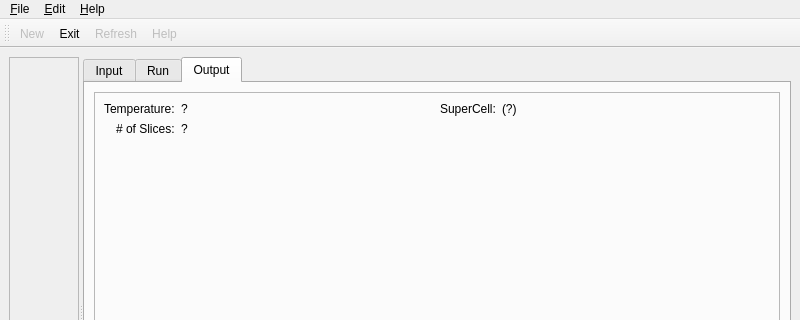
This is python/piworld/piworld.ui in ShaningSoul/pi-qmc as Qt 5 draws it before an edit; both pictures show x 0 to 800 and y 0 to 320 of the 800 by 600 pixel window. The edited form follows.
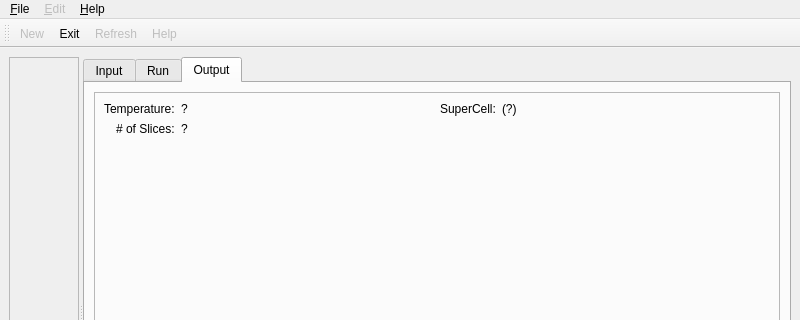
This is the edited form. Icons and pictures are not drawn.

What changed in the file:
```diff
--- a/python/piworld/piworld.ui
+++ b/python/piworld/piworld.ui
@@ -222,6 +222,9 @@
     <addaction name="actionExit"/>
    </widget>
    <widget class="QMenu" name="menuEdit">
+    <property name="enabled">
+     <bool>false</bool>
+    </property>
     <property name="title">
      <string>&amp;Edit</string>
     </property>
```
Left out of the diff: 2 changed lines with no effect on the pictures.
